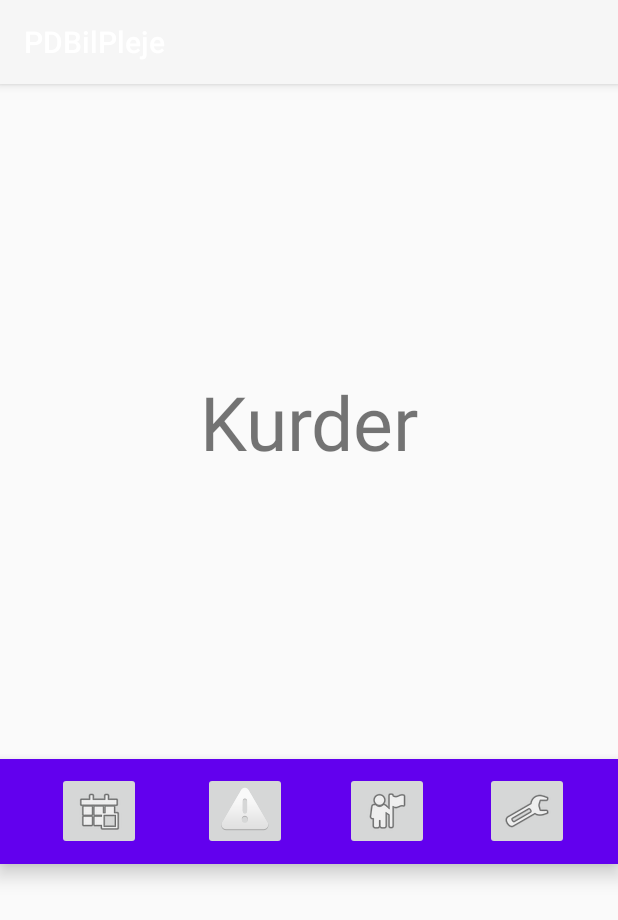
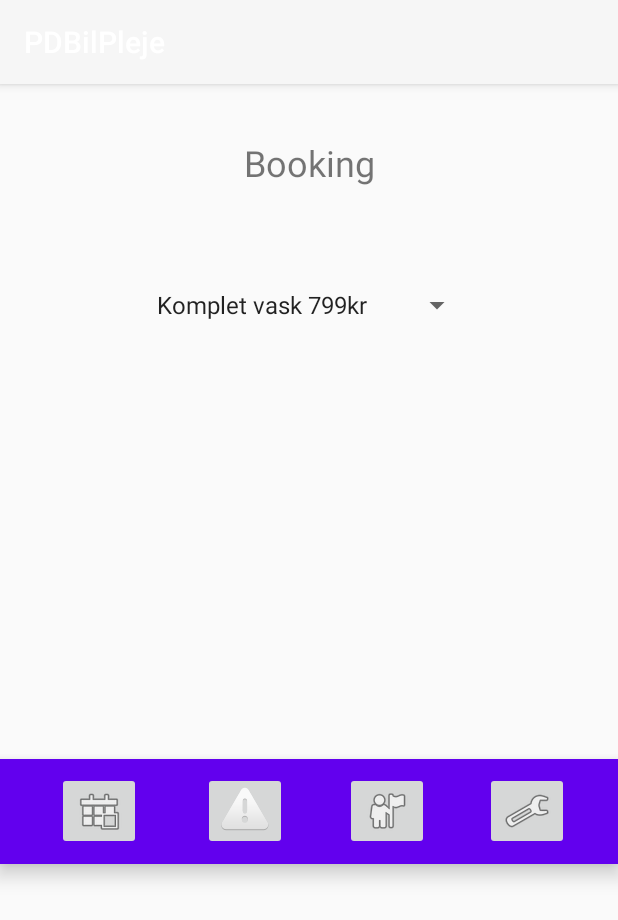
Before and after one commit to nato93/PDBilPleje, an Android app: the screen it shows after launch (HomepageActivity), after a tap on an icon or button, on a phone screen of 412 x 824 dp. Shown: the top 920 px of the screen. Run offline under Robolectric (Android 15) with nearby library versions, the phone set to English and light mode, and no system bars.

Commit message:
created navbar and fragments

```diff
--- a/app/src/main/java/dk/aau/hr/pdbilpleje/Homepage/BookingFragment.java
+++ b/app/src/main/java/dk/aau/hr/pdbilpleje/Homepage/BookingFragment.java
@@ -4,13 +4,19 @@ import android.os.Bundle;
 import android.view.LayoutInflater;
 import android.view.View;
 import android.view.ViewGroup;
+import android.widget.Spinner;
 
 import androidx.fragment.app.Fragment;
 
 import dk.aau.hr.pdbilpleje.R;
 
+
+
+
+
 public class BookingFragment extends Fragment {
 
+    private Spinner mSpinner1, mSpinner2, mSpinner3;
 
 
     @Override
@@ -19,7 +25,17 @@ public class BookingFragment extends Fragment {
         // Inflate the layout for this fragment
         View view = inflater.inflate(R.layout.fragment_booking, container, false);
 
+
+
+
+        mSpinner1 = view.findViewById(R.id.spinnerBookingView);
+
+
         return view;
+
+
+
+
 
 
 
--- a/app/src/main/res/layout/fragment_booking.xml
+++ b/app/src/main/res/layout/fragment_booking.xml
@@ -7,13 +7,40 @@
     android:layout_height="match_parent">
 
     <TextView
+        android:id="@+id/textView"
+        android:layout_width="wrap_content"
+        android:layout_height="wrap_content"
+        android:layout_marginTop="36dp"
+        android:text="Booking"
+        android:textSize="24sp"
+        app:layout_constraintBottom_toTopOf="@+id/switch1"
+        app:layout_constraintEnd_toEndOf="parent"
+        app:layout_constraintStart_toStartOf="parent"
+        app:layout_constraintTop_toTopOf="parent" />
+
+    <TextView
         android:id="@+id/textView2"
         android:layout_width="wrap_content"
         android:layout_height="wrap_content"
-        android:text="@string/kurder"
-        android:textSize="50sp"
+        android:layout_marginTop="72dp"
+        android:text="Hvilken Service?"
+        android:textSize="16sp"
+        app:layout_constraintBottom_toTopOf="@+id/spinnerBookingView"
+        app:layout_constraintEnd_toEndOf="parent"
+        app:layout_constraintHorizontal_bias="0.324"
+        app:layout_constraintStart_toStartOf="parent"
+        app:layout_constraintTop_toBottomOf="@+id/textView"
+        app:layout_constraintVertical_bias="0.222" />
+
+    <Spinner
+        android:id="@+id/spinnerBookingView"
+        android:layout_width="wrap_content"
+        android:layout_height="wrap_content"
+        android:entries="@array/service"
         app:layout_constraintBottom_toBottomOf="parent"
         app:layout_constraintEnd_toEndOf="parent"
         app:layout_constraintStart_toStartOf="parent"
-        app:layout_constraintTop_toTopOf="parent" />
+        app:layout_constraintTop_toBottomOf="@+id/textView"
+        app:layout_constraintVertical_bias="0.187" />
+
 </androidx.constraintlayout.widget.ConstraintLayout>
--- a/app/src/main/res/values/strings.xml
+++ b/app/src/main/res/values/strings.xml
@@ -14,4 +14,16 @@
     <string name="indstillinger">Indstillinger</string>
 
 
+    <string-array name="service">
+        <item>Komplet vask 799kr</item>
+        <item>Eksklusiv vask 1299kr</item>
+        <item>Luksus vask 799kr</item>
+        <item>Nano-Coating 5999kr</item>
+        <item>Dæk-skift 1999kr</item>
+        <item>Polering 2999kr</item>
+
+
+    </string-array>
+
+
 </resources>
```
